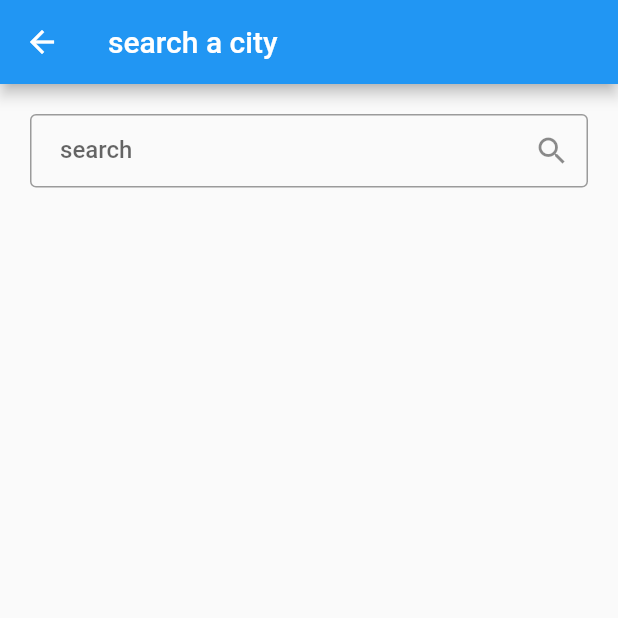
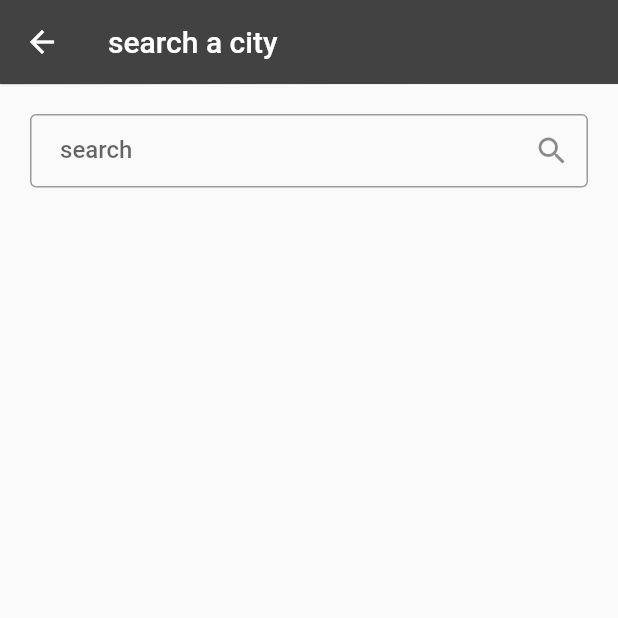
Before and after one commit to eslammongy/DailyWeather, a Flutter app: the SearchScreen screen opened directly, on a phone screen of 412 x 824 dp, the top half of it. Run offline on Flutter 3.47's test engine with Material 2 defaults, Android fonts, the phone set to English and light mode, and no system bars; our stand-ins replace location, shared_preferences; accounts and stored records are empty.

Commit message:
improve app ui

```diff
--- a/daily_weather/lib/models/weather_model.dart
+++ b/daily_weather/lib/models/weather_model.dart
@@ -10,7 +10,7 @@ class WeatherModel {
   String? iconCode;
   String? main;
   String? cityName;
-  double? windSpeed;
+  dynamic? windSpeed;
   double? temp;
   double? maxTemp;
   double? minTemp;
@@ -66,6 +66,7 @@ class WeatherModel {
           minTemp: item['main']['temp_min'],
           description: item['weather'][0]['description'],
           main: item['weather'][0]['main'],
+          iconCode: item['weather'][0]['icon'],
           humidity: item['main']['humidity'],
           windSpeed: item['wind']['speed'],
           sunrise: json['city']['sunrise'],
--- a/daily_weather/lib/providers/weather_provider.dart
+++ b/daily_weather/lib/providers/weather_provider.dart
@@ -10,7 +10,7 @@ class WeatherProvider extends ChangeNotifier {
 
   double _longitude = 0.0;
   double get longitude => _longitude;
-
+  WeatherServices services = WeatherServices();
   getUserLocationData() async {
     SharedPreferences sharedPreferences = await SharedPreferences.getInstance();
     LocationPreferences locationPreferences =
@@ -21,12 +21,17 @@ class WeatherProvider extends ChangeNotifier {
     notifyListeners();
   }
 
-  List<WeatherModel>? _weatherModels = [];
-  List<WeatherModel> get weatherModels => _weatherModels!;
+  List<WeatherModel>? _listWeatherModel = [];
+  List<WeatherModel> get listWeatherModel => _listWeatherModel!;
 
-  getWeatherInfo() async {
-    WeatherServices services = WeatherServices();
-    _weatherModels = await services.getCurrentWeatherByLocation(
+  getWeatherInfoByLatLang() async {
+    _listWeatherModel!.clear();
+    _listWeatherModel = await services.getCurrentWeatherByLocation(
         lat: _latitude, long: _longitude);
   }
+
+  getWeatherInfoByCityName(String city) async {
+    _listWeatherModel = await services.getCurrentWeatherData(cityName: city);
+    notifyListeners();
+  }
 }
--- a/daily_weather/lib/screens/search/search_screen.dart
+++ b/daily_weather/lib/screens/search/search_screen.dart
@@ -1,6 +1,7 @@
 import 'package:daily_weather/services/weather_services.dart';
 import 'package:daily_weather/widgets/weather_info.dart';
 import 'package:flutter/material.dart';
+import 'package:flutter/services.dart';
 import 'package:provider/provider.dart';
 
 import '../../providers/weather_provider.dart';
@@ -18,19 +19,29 @@ class _SearchScreenState extends State<SearchScreen> {
   @override
   Widget build(BuildContext context) {
     var provider = Provider.of<WeatherProvider>(context);
-    provider.weatherModels.clear();
+    print(
+        "CityName -> $cityName Weather List Model Size -> ${provider.listWeatherModel.length}");
     return Scaffold(
         appBar: AppBar(
+          systemOverlayStyle: SystemUiOverlayStyle(
+            systemNavigationBarColor: Colors.white,
+            statusBarColor: Colors.grey[800], // You can use this as well
+            statusBarIconBrightness:
+                Brightness.light, // OR Vice Versa for ThemeMode.dark
+            statusBarBrightness: Brightness.light,
+          ),
+          backgroundColor: Colors.grey[800],
+          elevation: 0.3,
           title: const Text('search a city'),
         ),
-        body: provider.weatherModels.isEmpty
+        body: provider.listWeatherModel.isEmpty
             ? Container(
                 margin:
                     const EdgeInsets.symmetric(vertical: 20, horizontal: 20),
                 child: TextField(
                   onSubmitted: ((value) {
                     cityName = value;
-                    services.getCurrentWeatherData(cityName: cityName!);
+                    provider.getWeatherInfoByCityName(cityName!);
                   }),
                   decoration: const InputDecoration(
                       suffixIcon: Icon(Icons.search),
@@ -41,6 +52,6 @@ class _SearchScreenState extends State<SearchScreen> {
                       border: OutlineInputBorder()),
                 ),
               )
-            : const CurrentWeatherContainer());
+            : Container());
   }
 }
--- a/daily_weather/lib/utils/app_colors.dart
+++ b/daily_weather/lib/utils/app_colors.dart
@@ -4,6 +4,6 @@ class AppColor {
   static const Color white = Color(0xffffffff);
   static const Color snowWhite = Color.fromARGB(255, 227, 227, 227);
   static const Color lightBlack = Color(0xff2b2b2b);
-  static const Color lightBlue = Color(0xff7AD7F0);
+  static Color? titleBlue = Colors.white;
   static const Color grey = Colors.grey;
 }
--- a/daily_weather/lib/widgets/image_data.dart
+++ b/daily_weather/lib/widgets/image_data.dart
@@ -26,7 +26,10 @@ class ImageData extends StatelessWidget {
         SizedBox(
           height: size.height * 0.01,
         ),
-        Text(data),
+        Text(
+          data,
+          style: const TextStyle(color: AppColor.snowWhite),
+        ),
         Text(
           label,
           style: const TextStyle(color: AppColor.grey),
```
Also changed, not shown: daily_weather/lib/screens/home/home_screen.dart (+22 -4 lines), daily_weather/lib/services/weather_services.dart (+7 -2 lines), daily_weather/lib/utils/utils.dart (+53 -0 lines), daily_weather/lib/widgets/weather_info.dart (+40 -29 lines).
